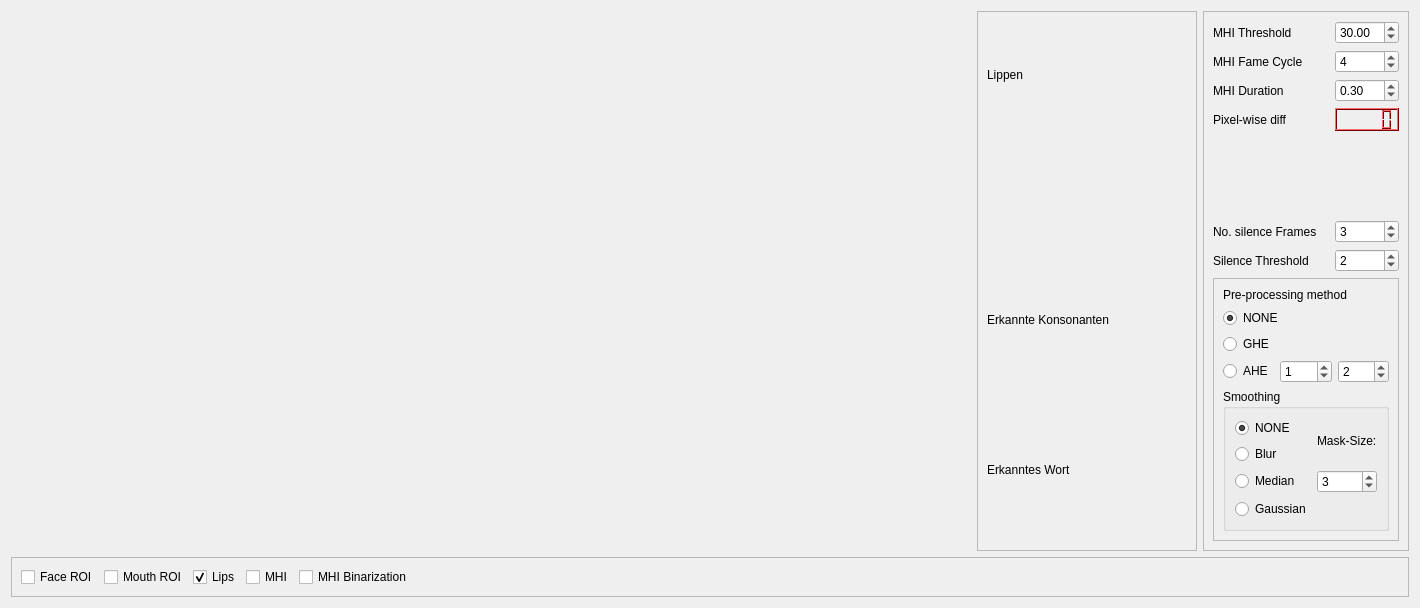
This is src/rqt_liprec/liprec.ui in Mosa-/LipRec as Qt 5 draws it before an edit. The edited form follows.
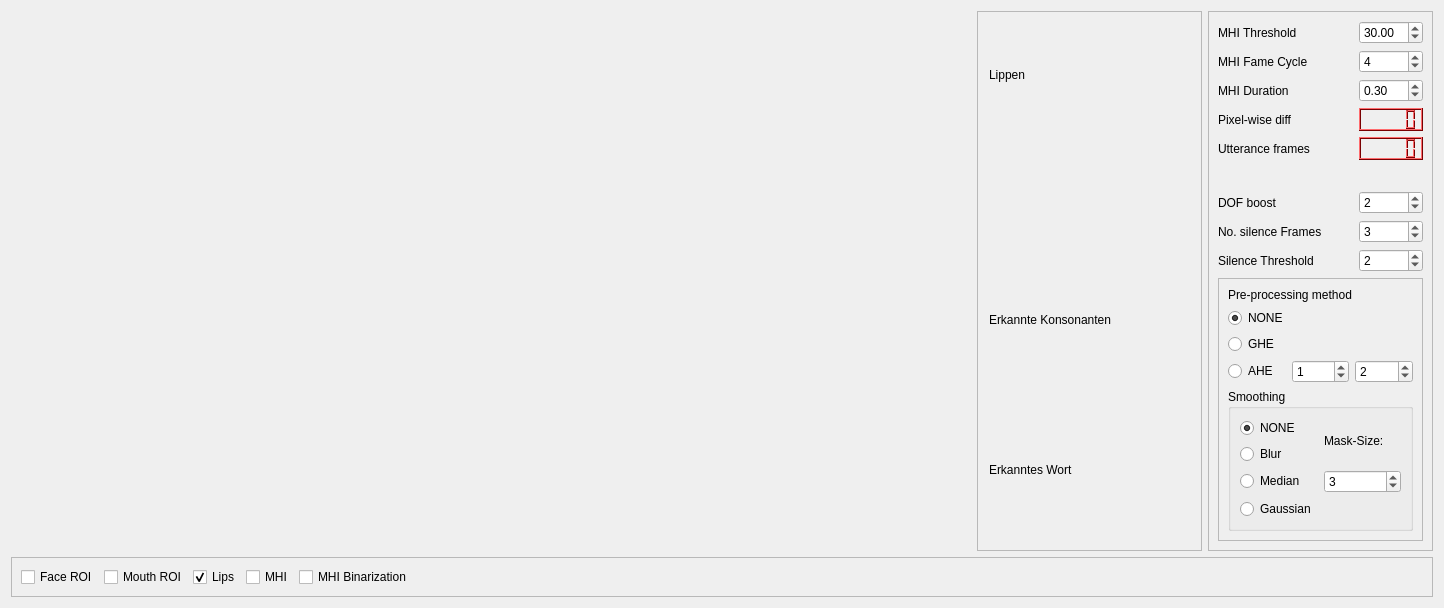
This is the edited form.

Commit message: +DOF Boost and Utterance Frames in GUI, #arrange code

Patch:
```diff
--- a/src/rqt_liprec/liprec.ui
+++ b/src/rqt_liprec/liprec.ui
@@ -6,8 +6,8 @@
    <rect>
     <x>0</x>
     <y>0</y>
-    <width>1100</width>
-    <height>551</height>
+    <width>1444</width>
+    <height>606</height>
    </rect>
   </property>
   <property name="windowTitle">
@@ -190,6 +190,13 @@
       <enum>QFrame::Raised</enum>
      </property>
      <layout class="QGridLayout" name="gridLayout_6">
+      <item row="3" column="0">
+       <widget class="QLabel" name="label_4">
+        <property name="text">
+         <string>Pixel-wise diff</string>
+        </property>
+       </widget>
+      </item>
       <item row="0" column="2">
        <widget class="QDoubleSpinBox" name="dsbMHIThreshold">
         <property name="value">
@@ -197,7 +204,7 @@
         </property>
        </widget>
       </item>
-      <item row="7" column="0" colspan="3">
+      <item row="9" column="0" colspan="3">
        <widget class="QFrame" name="frame_4">
         <property name="frameShape">
          <enum>QFrame::StyledPanel</enum>
@@ -308,10 +315,10 @@
         </layout>
        </widget>
       </item>
-      <item row="3" column="0">
-       <widget class="QLabel" name="label_4">
+      <item row="4" column="0">
+       <widget class="QLabel" name="label_9">
         <property name="text">
-         <string>Pixel-wise diff</string>
+         <string>Utterance frames</string>
         </property>
        </widget>
       </item>
@@ -769,21 +776,21 @@
         </property>
        </widget>
       </item>
-      <item row="6" column="0" colspan="2">
+      <item row="8" column="0" colspan="2">
        <widget class="QLabel" name="label_8">
         <property name="text">
          <string>Silence Threshold</string>
         </property>
        </widget>
       </item>
-      <item row="5" column="0" colspan="2">
+      <item row="7" column="0" colspan="2">
        <widget class="QLabel" name="label_7">
         <property name="text">
          <string>No. silence Frames</string>
         </property>
        </widget>
       </item>
-      <item row="6" column="2">
+      <item row="8" column="2">
        <widget class="QSpinBox" name="sbST">
         <property name="value">
          <number>2</number>
@@ -797,14 +804,14 @@
         </property>
        </widget>
       </item>
-      <item row="5" column="2">
+      <item row="7" column="2">
        <widget class="QSpinBox" name="sbNoSF">
         <property name="value">
          <number>3</number>
         </property>
        </widget>
       </item>
-      <item row="4" column="0">
+      <item row="5" column="0">
        <spacer name="verticalSpacer">
         <property name="orientation">
          <enum>Qt::Vertical</enum>
@@ -817,6 +824,446 @@
         </property>
        </spacer>
       </item>
+      <item row="4" column="2">
+       <widget class="QLCDNumber" name="lcdUtterance">
+        <property name="palette">
+         <palette>
+          <active>
+           <colorrole role="WindowText">
+            <brush brushstyle="SolidPattern">
+             <color alpha="255">
+              <red>0</red>
+              <green>0</green>
+              <blue>0</blue>
+             </color>
+            </brush>
+           </colorrole>
+           <colorrole role="Button">
+            <brush brushstyle="SolidPattern">
+             <color alpha="255">
+              <red>242</red>
+              <green>0</green>
+              <blue>4</blue>
+             </color>
+            </brush>
+           </colorrole>
+           <colorrole role="Light">
+            <brush brushstyle="SolidPattern">
+             <color alpha="255">
+              <red>255</red>
+              <green>108</green>
+              <blue>110</blue>
+             </color>
+            </brush>
+           </colorrole>
+           <colorrole role="Midlight">
+            <brush brushstyle="SolidPattern">
+             <color alpha="255">
+              <red>248</red>
+              <green>54</green>
+              <blue>57</blue>
+             </color>
+            </brush>
+           </colorrole>
+           <colorrole role="Dark">
+            <brush brushstyle="SolidPattern">
+             <color alpha="255">
+              <red>121</red>
+              <green>0</green>
+              <blue>2</blue>
+             </color>
+            </brush>
+           </colorrole>
+           <colorrole role="Mid">
+            <brush brushstyle="SolidPattern">
+             <color alpha="255">
+              <red>161</red>
+              <green>0</green>
+              <blue>2</blue>
+             </color>
+            </brush>
+           </colorrole>
+           <colorrole role="Text">
+            <brush brushstyle="SolidPattern">
+             <color alpha="255">
+              <red>0</red>
+              <green>0</green>
+              <blue>0</blue>
+             </color>
+            </brush>
+           </colorrole>
+           <colorrole role="BrightText">
+            <brush brushstyle="SolidPattern">
+             <color alpha="255">
+              <red>255</red>
+              <green>255</green>
+              <blue>255</blue>
+             </color>
+            </brush>
+           </colorrole>
+           <colorrole role="ButtonText">
+            <brush brushstyle="SolidPattern">
+             <color alpha="255">
+              <red>0</red>
+              <green>0</green>
+              <blue>0</blue>
+             </color>
+            </brush>
+           </colorrole>
+           <colorrole role="Base">
+            <brush brushstyle="SolidPattern">
+             <color alpha="255">
+              <red>255</red>
+              <green>255</green>
+              <blue>255</blue>
+             </color>
+            </brush>
+           </colorrole>
+           <colorrole role="Window">
+            <brush brushstyle="SolidPattern">
+             <color alpha="255">
+              <red>242</red>
+              <green>0</green>
+              <blue>4</blue>
+             </color>
+            </brush>
+           </colorrole>
+           <colorrole role="Shadow">
+            <brush brushstyle="SolidPattern">
+             <color alpha="255">
+              <red>0</red>
+              <green>0</green>
+              <blue>0</blue>
+             </color>
+            </brush>
+           </colorrole>
+           <colorrole role="AlternateBase">
+            <brush brushstyle="SolidPattern">
+             <color alpha="255">
+              <red>248</red>
+              <green>127</green>
+              <blue>129</blue>
+             </color>
+            </brush>
+           </colorrole>
+           <colorrole role="ToolTipBase">
+            <brush brushstyle="SolidPattern">
+             <color alpha="255">
+              <red>255</red>
+              <green>255</green>
+              <blue>220</blue>
+             </color>
+            </brush>
+           </colorrole>
+           <colorrole role="ToolTipText">
+            <brush brushstyle="SolidPattern">
+             <color alpha="255">
+              <red>0</red>
+              <green>0</green>
+              <blue>0</blue>
+             </color>
+            </brush>
+           </colorrole>
+          </active>
+          <inactive>
+           <colorrole role="WindowText">
+            <brush brushstyle="SolidPattern">
+             <color alpha="255">
+              <red>0</red>
+              <green>0</green>
+              <blue>0</blue>
+             </color>
+            </brush>
+           </colorrole>
+           <colorrole role="Button">
+            <brush brushstyle="SolidPattern">
+             <color alpha="255">
+              <red>242</red>
+              <green>0</green>
+              <blue>4</blue>
+             </color>
+            </brush>
+           </colorrole>
+           <colorrole role="Light">
+            <brush brushstyle="SolidPattern">
+             <color alpha="255">
+              <red>255</red>
+              <green>108</green>
+              <blue>110</blue>
+             </color>
+            </brush>
+           </colorrole>
+           <colorrole role="Midlight">
+            <brush brushstyle="SolidPattern">
+             <color alpha="255">
+              <red>248</red>
+              <green>54</green>
+              <blue>57</blue>
+             </color>
+            </brush>
+           </colorrole>
+           <colorrole role="Dark">
+            <brush brushstyle="SolidPattern">
+             <color alpha="255">
+              <red>121</red>
+              <green>0</green>
+              <blue>2</blue>
+             </color>
+            </brush>
+           </colorrole>
+           <colorrole role="Mid">
+            <brush brushstyle="SolidPattern">
+             <color alpha="255">
+              <red>161</red>
+              <green>0</green>
+              <blue>2</blue>
+             </color>
+            </brush>
+           </colorrole>
+           <colorrole role="Text">
+            <brush brushstyle="SolidPattern">
+             <color alpha="255">
+              <red>0</red>
+              <green>0</green>
+              <blue>0</blue>
+             </color>
+            </brush>
+           </colorrole>
+           <colorrole role="BrightText">
+            <brush brushstyle="SolidPattern">
+             <color alpha="255">
+              <red>255</red>
+              <green>255</green>
+              <blue>255</blue>
+             </color>
+            </brush>
+           </colorrole>
+           <colorrole role="ButtonText">
+            <brush brushstyle="SolidPattern">
+             <color alpha="255">
+              <red>0</red>
+              <green>0</green>
+              <blue>0</blue>
+             </color>
+            </brush>
+           </colorrole>
+           <colorrole role="Base">
+            <brush brushstyle="SolidPattern">
+             <color alpha="255">
+              <red>255</red>
+              <green>255</green>
+              <blue>255</blue>
+             </color>
+            </brush>
+           </colorrole>
+           <colorrole role="Window">
+            <brush brushstyle="SolidPattern">
+             <color alpha="255">
+              <red>242</red>
+              <green>0</green>
+              <blue>4</blue>
+             </color>
+            </brush>
+           </colorrole>
+           <colorrole role="Shadow">
+            <brush brushstyle="SolidPattern">
+             <color alpha="255">
+              <red>0</red>
+              <green>0</green>
+              <blue>0</blue>
+             </color>
+            </brush>
+           </colorrole>
+           <colorrole role="AlternateBase">
+            <brush brushstyle="SolidPattern">
+             <color alpha="255">
+              <red>248</red>
+              <green>127</green>
+              <blue>129</blue>
+             </color>
+            </brush>
+           </colorrole>
+           <colorrole role="ToolTipBase">
+            <brush brushstyle="SolidPattern">
+             <color alpha="255">
+              <red>255</red>
+              <green>255</green>
+              <blue>220</blue>
+             </color>
+            </brush>
+           </colorrole>
+           <colorrole role="ToolTipText">
+            <brush brushstyle="SolidPattern">
+             <color alpha="255">
+              <red>0</red>
+              <green>0</green>
+              <blue>0</blue>
+             </color>
+            </brush>
+           </colorrole>
+          </inactive>
+          <disabled>
+           <colorrole role="WindowText">
+            <brush brushstyle="SolidPattern">
+             <color alpha="255">
+              <red>121</red>
+              <green>0</green>
+              <blue>2</blue>
+             </color>
+            </brush>
+           </colorrole>
+           <colorrole role="Button">
+            <brush brushstyle="SolidPattern">
+             <color alpha="255">
+              <red>242</red>
+              <green>0</green>
+              <blue>4</blue>
+             </color>
+            </brush>
+           </colorrole>
+           <colorrole role="Light">
+            <brush brushstyle="SolidPattern">
+             <color alpha="255">
+              <red>255</red>
+              <green>108</green>
+              <blue>110</blue>
+             </color>
+            </brush>
+           </colorrole>
+           <colorrole role="Midlight">
+            <brush brushstyle="SolidPattern">
+             <color alpha="255">
+              <red>248</red>
+              <green>54</green>
+              <blue>57</blue>
+             </color>
+            </brush>
+           </colorrole>
+           <colorrole role="Dark">
+            <brush brushstyle="SolidPattern">
+             <color alpha="255">
+              <red>121</red>
+              <green>0</green>
+              <blue>2</blue>
+             </color>
+            </brush>
+           </colorrole>
+           <colorrole role="Mid">
+            <brush brushstyle="SolidPattern">
+             <color alpha="255">
+              <red>161</red>
+              <green>0</green>
+              <blue>2</blue>
+             </color>
+            </brush>
+           </colorrole>
+           <colorrole role="Text">
+            <brush brushstyle="SolidPattern">
+             <color alpha="255">
+              <red>121</red>
+              <green>0</green>
+              <blue>2</blue>
+             </color>
+            </brush>
+           </colorrole>
+           <colorrole role="BrightText">
+            <brush brushstyle="SolidPattern">
+             <color alpha="255">
+              <red>255</red>
+              <green>255</green>
+              <blue>255</blue>
+             </color>
+            </brush>
+           </colorrole>
+           <colorrole role="ButtonText">
+            <brush brushstyle="SolidPattern">
+             <color alpha="255">
+              <red>121</red>
+              <green>0</green>
+              <blue>2</blue>
+             </color>
+            </brush>
+           </colorrole>
+           <colorrole role="Base">
+            <brush brushstyle="SolidPattern">
+             <color alpha="255">
+              <red>242</red>
+              <green>0</green>
+              <blue>4</blue>
+             </color>
+            </brush>
+           </colorrole>
+           <colorrole role="Window">
+            <brush brushstyle="SolidPattern">
+             <color alpha="255">
+              <red>242</red>
+              <green>0</green>
+              <blue>4</blue>
+             </color>
+            </brush>
+           </colorrole>
+           <colorrole role="Shadow">
+            <brush brushstyle="SolidPattern">
+             <color alpha="255">
+              <red>0</red>
+              <green>0</green>
+              <blue>0</blue>
+             </color>
+            </brush>
+           </colorrole>
+           <colorrole role="AlternateBase">
+            <brush brushstyle="SolidPattern">
+             <color alpha="255">
+              <red>242</red>
+              <green>0</green>
+              <blue>4</blue>
+             </color>
+            </brush>
+           </colorrole>
+           <colorrole role="ToolTipBase">
+            <brush brushstyle="SolidPattern">
+             <color alpha="255">
+              <red>255</red>
+              <green>255</green>
+              <blue>220</blue>
+             </color>
+            </brush>
+           </colorrole>
+           <colorrole role="ToolTipText">
+            <brush brushstyle="SolidPattern">
+             <color alpha="255">
+              <red>0</red>
+              <green>0</green>
+              <blue>0</blue>
+             </color>
+            </brush>
+           </colorrole>
+          </disabled>
+         </palette>
+        </property>
+        <property name="font">
+         <font>
+          <weight>75</weight>
+          <italic>false</italic>
+          <bold>true</bold>
+         </font>
+        </property>
+       </widget>
+      </item>
+      <item row="6" column="0">
+       <widget class="QLabel" name="label_10">
+        <property name="text">
+         <string>DOF boost</string>
+        </property>
+       </widget>
+      </item>
+      <item row="6" column="2">
+       <widget class="QSpinBox" name="sbDOFboost">
+        <property name="value">
+         <number>2</number>
+        </property>
+       </widget>
+      </item>
      </layout>
     </widget>
    </item>
```
The commit also changes 2 other files.
